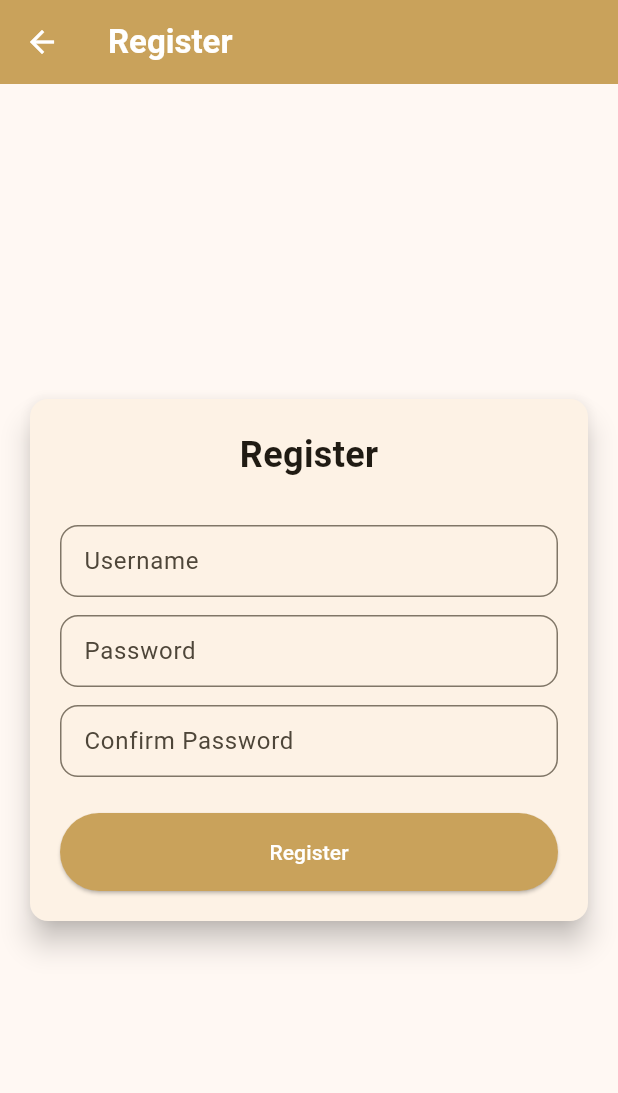
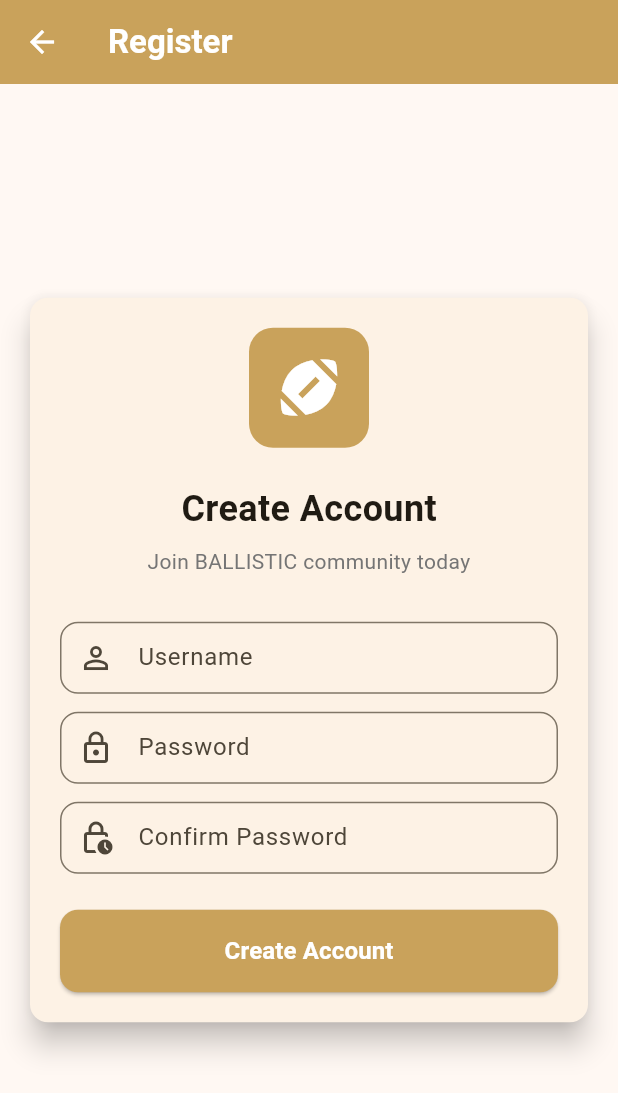
Before and after one commit to PBP-B02-2025/PAS_B02, a Flutter app: the screen it shows after launch, after a tap on an icon or button, on a phone screen of 412 x 824 dp. Shown: the top 1093 px of the screen. Run offline on Flutter 3.47's test engine with Material 3 defaults, Android fonts, the phone set to English and light mode, and no system bars; our stand-ins replace shared_preferences; missing offline and left inert: pbp_django_auth; accounts and stored records are empty; network calls fail.

Commit message:
add UI and navigation

```diff
--- a/lib/screens/login.dart
+++ b/lib/screens/login.dart
@@ -61,12 +61,36 @@ class _LoginPageState extends State<LoginPage> {
               child: Column(
                 mainAxisSize: MainAxisSize.min,
                 children: [
+                  // Logo/Icon
+                  Container(
+                    width: 80,
+                    height: 80,
+                    decoration: BoxDecoration(
+                      color: const Color(0xFFC9A25B),
+                      borderRadius: BorderRadius.circular(16),
+                    ),
+                    child: const Icon(
+                      Icons.sports_football,
+                      size: 50,
+                      color: Colors.white,
+                    ),
+                  ),
+                  const SizedBox(height: 24.0),
                   const Text(
-                    'Login',
+                    'Sign In to BALLISTIC',
                     style: TextStyle(
                       fontSize: 24.0,
                       fontWeight: FontWeight.bold,
                     ),
+                  ),
+                  const SizedBox(height: 8.0),
+                  Text(
+                    'Enter your credentials to access your account',
+                    style: TextStyle(
+                      fontSize: 14.0,
+                      color: Colors.grey[600],
+                    ),
+                    textAlign: TextAlign.center,
                   ),
                   const SizedBox(height: 30.0),
                   TextField(
@@ -74,6 +98,7 @@ class _LoginPageState extends State<LoginPage> {
                     decoration: const InputDecoration(
                       labelText: 'Username',
                       hintText: 'Enter your username',
+                      prefixIcon: Icon(Icons.person_outline),
                       border: OutlineInputBorder(
                         borderRadius: BorderRadius.all(Radius.circular(12.0)),
                       ),
@@ -87,6 +112,7 @@ class _LoginPageState extends State<LoginPage> {
                     decoration: const InputDecoration(
                       labelText: 'Password',
                       hintText: 'Enter your password',
+                      prefixIcon: Icon(Icons.lock_outline),
                       border: OutlineInputBorder(
                         borderRadius: BorderRadius.all(Radius.circular(12.0)),
                       ),
@@ -162,10 +188,13 @@ class _LoginPageState extends State<LoginPage> {
                     style: ElevatedButton.styleFrom(
                       foregroundColor: Colors.white,
                       minimumSize: Size(double.infinity, 50),
-                      backgroundColor: Theme.of(context).colorScheme.primary,
+                      backgroundColor: const Color(0xFFC9A25B),
                       padding: const EdgeInsets.symmetric(vertical: 16.0),
+                      shape: RoundedRectangleBorder(
+                        borderRadius: BorderRadius.circular(12.0),
+                      ),
                     ),
-                    child: const Text('Login'),
+                    child: const Text('Sign In', style: TextStyle(fontSize: 16, fontWeight: FontWeight.bold)),
                   ),
                   const SizedBox(height: 36.0),
                   GestureDetector(
--- a/lib/screens/register.dart
+++ b/lib/screens/register.dart
@@ -44,12 +44,36 @@ class _RegisterPageState extends State<RegisterPage> {
               child: Column(
                 mainAxisSize: MainAxisSize.min,
                 children: <Widget>[
+                  // Logo/Icon
+                  Container(
+                    width: 80,
+                    height: 80,
+                    decoration: BoxDecoration(
+                      color: const Color(0xFFC9A25B),
+                      borderRadius: BorderRadius.circular(16),
+                    ),
+                    child: const Icon(
+                      Icons.sports_football,
+                      size: 50,
+                      color: Colors.white,
+                    ),
+                  ),
+                  const SizedBox(height: 24.0),
                   const Text(
-                    'Register',
+                    'Create Account',
                     style: TextStyle(
                       fontSize: 24.0,
                       fontWeight: FontWeight.bold,
                     ),
+                  ),
+                  const SizedBox(height: 8.0),
+                  Text(
+                    'Join BALLISTIC community today',
+                    style: TextStyle(
+                      fontSize: 14.0,
+                      color: Colors.grey[600],
+                    ),
+                    textAlign: TextAlign.center,
                   ),
                   const SizedBox(height: 30.0),
                   TextFormField(
@@ -57,6 +81,7 @@ class _RegisterPageState extends State<RegisterPage> {
                     decoration: const InputDecoration(
                       labelText: 'Username',
                       hintText: 'Enter your username',
+                      prefixIcon: Icon(Icons.person_outline),
                       border: OutlineInputBorder(
                         borderRadius: BorderRadius.all(Radius.circular(12.0)),
                       ),
@@ -76,6 +101,7 @@ class _RegisterPageState extends State<RegisterPage> {
                     decoration: const InputDecoration(
                       labelText: 'Password',
                       hintText: 'Enter your password',
+                      prefixIcon: Icon(Icons.lock_outline),
                       border: OutlineInputBorder(
                         borderRadius: BorderRadius.all(Radius.circular(12.0)),
                       ),
@@ -96,6 +122,7 @@ class _RegisterPageState extends State<RegisterPage> {
                     decoration: const InputDecoration(
                       labelText: 'Confirm Password',
                       hintText: 'Confirm your password',
+                      prefixIcon: Icon(Icons.lock_clock_outlined),
                       border: OutlineInputBorder(
                         borderRadius: BorderRadius.all(Radius.circular(12.0)),
                       ),
@@ -152,10 +179,13 @@ class _RegisterPageState extends State<RegisterPage> {
                     style: ElevatedButton.styleFrom(
                       foregroundColor: Colors.white,
                       minimumSize: Size(double.infinity, 50),
-                      backgroundColor: Theme.of(context).colorScheme.primary,
+                      backgroundColor: const Color(0xFFC9A25B),
                       padding: const EdgeInsets.symmetric(vertical: 16.0),
+                      shape: RoundedRectangleBorder(
+                        borderRadius: BorderRadius.circular(12.0),
+                      ),
                     ),
-                    child: const Text('Register'),
+                    child: const Text('Create Account', style: TextStyle(fontSize: 16, fontWeight: FontWeight.bold)),
                   ),
                 ],
               ),
--- a/pubspec.yaml
+++ b/pubspec.yaml
@@ -36,6 +36,7 @@ dependencies:
   http: ^1.6.0
   intl: ^0.20.2
   shared_preferences: ^2.5.4
+  url_launcher: ^6.3.1
 
 dev_dependencies:
   flutter_test:
```
Also changed, not shown: lib/screens/menu.dart (+58 -12 lines), lib/shop/screen/product_detail.dart (+20 -0 lines), pubspec.lock, 5 other files.
